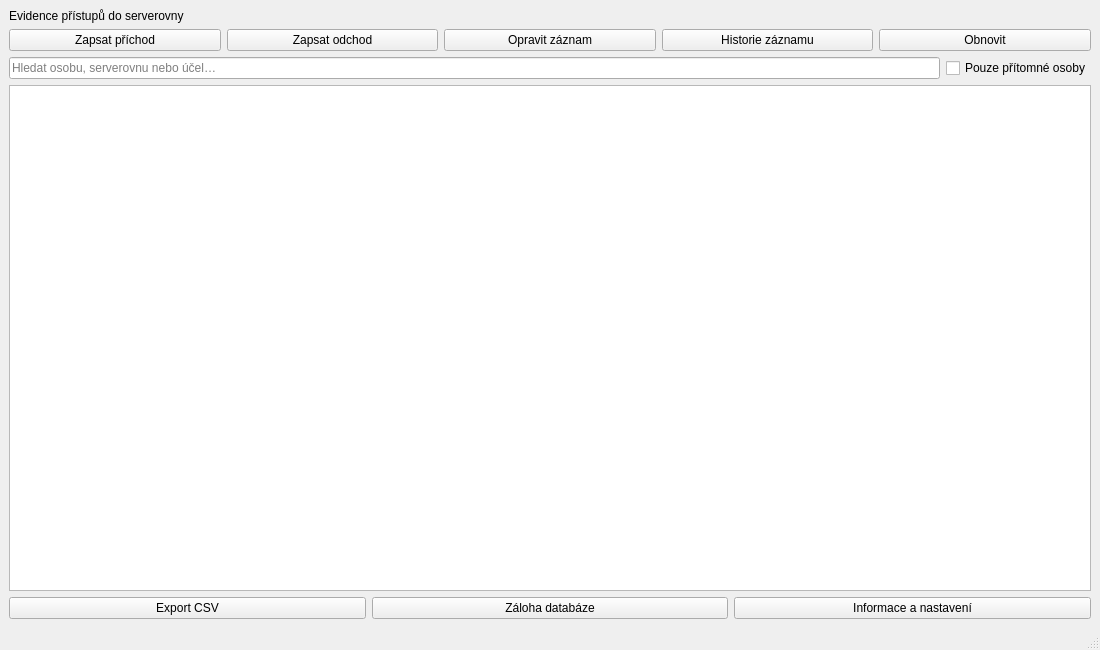
This is src/provozni_denik/ui/forms/main_window.ui in mp00077/Provozni-denik as Qt 5 draws it before an edit. The edited form follows.
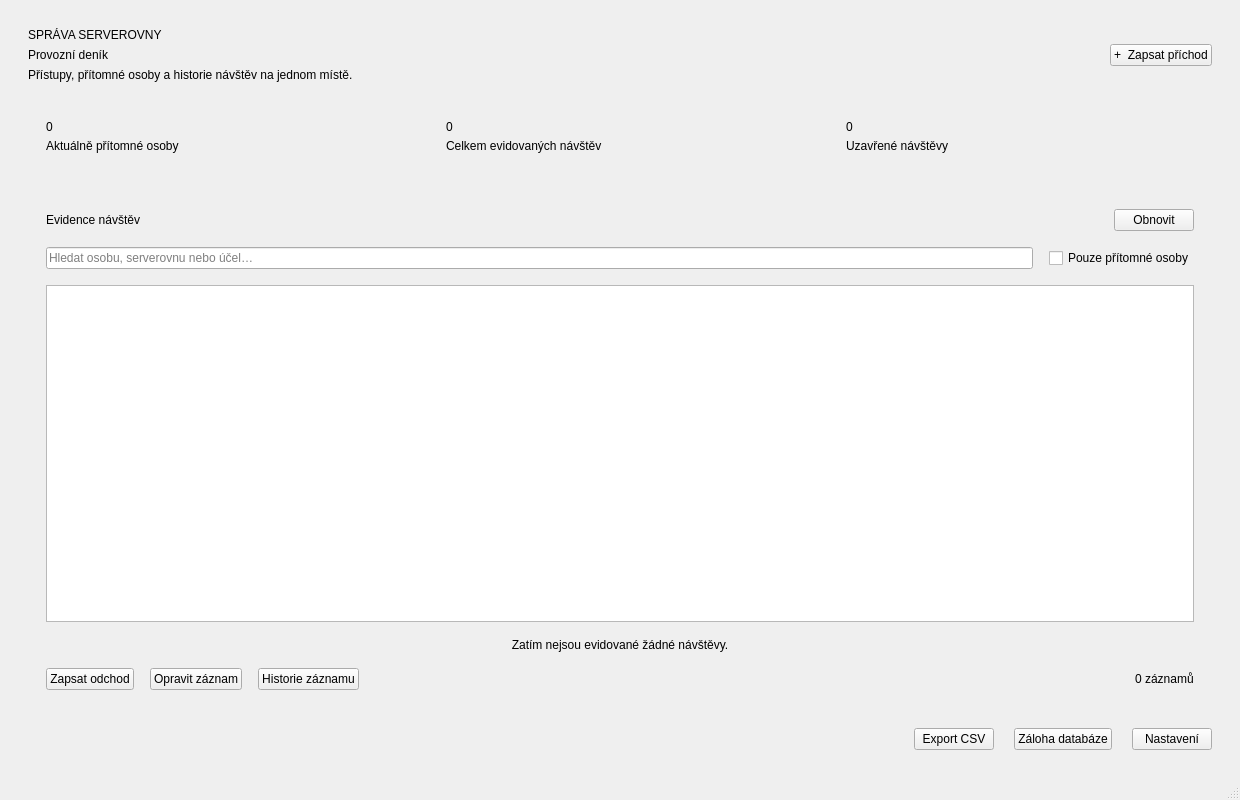
This is the edited form.

Diff of the .ui file:
```diff
--- a/src/provozni_denik/ui/forms/main_window.ui
+++ b/src/provozni_denik/ui/forms/main_window.ui
@@ -2,31 +2,443 @@
 <ui version="4.0">
  <class>MainWindow</class>
  <widget class="QMainWindow" name="MainWindow">
-  <property name="windowTitle"><string>Provozní deník — serverovna</string></property>
-  <property name="geometry"><rect><x>0</x><y>0</y><width>1100</width><height>650</height></rect></property>
+  <property name="windowTitle">
+   <string>Provozní deník — serverovna</string>
+  </property>
+  <property name="geometry">
+   <rect>
+    <x>0</x>
+    <y>0</y>
+    <width>1240</width>
+    <height>800</height>
+   </rect>
+  </property>
   <widget class="QWidget" name="centralwidget">
    <layout class="QVBoxLayout" name="layout">
-    <item><widget class="QLabel" name="heading"><property name="text"><string>Evidence přístupů do serverovny</string></property></widget></item>
-    <item><layout class="QHBoxLayout" name="toolbar">
-     <item><widget class="QPushButton" name="arrivalButton"><property name="text"><string>Zapsat příchod</string></property></widget></item>
-     <item><widget class="QPushButton" name="departureButton"><property name="text"><string>Zapsat odchod</string></property></widget></item>
-     <item><widget class="QPushButton" name="correctButton"><property name="text"><string>Opravit záznam</string></property></widget></item>
-     <item><widget class="QPushButton" name="historyButton"><property name="text"><string>Historie záznamu</string></property></widget></item>
-     <item><widget class="QPushButton" name="refreshButton"><property name="text"><string>Obnovit</string></property></widget></item>
-    </layout></item>
-    <item><layout class="QHBoxLayout" name="filters">
-     <item><widget class="QLineEdit" name="searchEdit"><property name="placeholderText"><string>Hledat osobu, serverovnu nebo účel…</string></property><property name="clearButtonEnabled"><bool>true</bool></property></widget></item>
-     <item><widget class="QCheckBox" name="openOnlyCheck"><property name="text"><string>Pouze přítomné osoby</string></property></widget></item>
-    </layout></item>
-    <item><widget class="QTableView" name="visitsTable"><property name="alternatingRowColors"><bool>true</bool></property><property name="selectionBehavior"><enum>QAbstractItemView::SelectRows</enum></property><property name="selectionMode"><enum>QAbstractItemView::SingleSelection</enum></property><property name="sortingEnabled"><bool>true</bool></property></widget></item>
-    <item><layout class="QHBoxLayout" name="footer">
-     <item><widget class="QPushButton" name="exportButton"><property name="text"><string>Export CSV</string></property></widget></item>
-     <item><widget class="QPushButton" name="backupButton"><property name="text"><string>Záloha databáze</string></property></widget></item>
-     <item><widget class="QPushButton" name="settingsButton"><property name="text"><string>Informace a nastavení</string></property></widget></item>
-    </layout></item>
+    <property name="leftMargin">
+     <number>28</number>
+    </property>
+    <property name="topMargin">
+     <number>28</number>
+    </property>
+    <property name="rightMargin">
+     <number>28</number>
+    </property>
+    <property name="bottomMargin">
+     <number>28</number>
+    </property>
+    <property name="spacing">
+     <number>20</number>
+    </property>
+    <item>
+     <layout class="QHBoxLayout" name="headerLayout">
+      <item>
+       <layout class="QVBoxLayout" name="titleLayout">
+        <property name="spacing">
+         <number>6</number>
+        </property>
+        <item>
+         <widget class="QLabel" name="eyebrow">
+          <property name="text">
+           <string>SPRÁVA SERVEROVNY</string>
+          </property>
+          <property name="role" stdset="0">
+           <string>eyebrow</string>
+          </property>
+         </widget>
+        </item>
+        <item>
+         <widget class="QLabel" name="heading">
+          <property name="text">
+           <string>Provozní deník</string>
+          </property>
+         </widget>
+        </item>
+        <item>
+         <widget class="QLabel" name="subtitle">
+          <property name="text">
+           <string>Přístupy, přítomné osoby a historie návštěv na jednom místě.</string>
+          </property>
+          <property name="role" stdset="0">
+           <string>subtitle</string>
+          </property>
+         </widget>
+        </item>
+       </layout>
+      </item>
+      <item>
+       <spacer name="headerSpacer">
+        <property name="orientation">
+         <enum>Qt::Horizontal</enum>
+        </property>
+        <property name="sizeHint">
+         <size>
+          <width>20</width>
+          <height>20</height>
+         </size>
+        </property>
+       </spacer>
+      </item>
+      <item>
+       <widget class="QPushButton" name="arrivalButton">
+        <property name="role" stdset="0">
+         <string>primary</string>
+        </property>
+        <property name="text">
+         <string>+  Zapsat příchod</string>
+        </property>
+       </widget>
+      </item>
+     </layout>
+    </item>
+    <item>
+     <layout class="QHBoxLayout" name="metricsLayout">
+      <property name="spacing">
+       <number>16</number>
+      </property>
+      <item>
+       <widget class="QFrame" name="presentCard">
+        <property name="role" stdset="0">
+         <string>card</string>
+        </property>
+        <layout class="QVBoxLayout" name="presentLayout">
+         <property name="leftMargin">
+          <number>18</number>
+         </property>
+         <property name="topMargin">
+          <number>18</number>
+         </property>
+         <property name="rightMargin">
+          <number>18</number>
+         </property>
+         <property name="bottomMargin">
+          <number>18</number>
+         </property>
+         <property name="spacing">
+          <number>5</number>
+         </property>
+         <item>
+          <widget class="QLabel" name="presentValue">
+           <property name="text">
+            <string>0</string>
+           </property>
+           <property name="role" stdset="0">
+            <string>metric</string>
+           </property>
+          </widget>
+         </item>
+         <item>
+          <widget class="QLabel" name="presentCaption">
+           <property name="text">
+            <string>Aktuálně přítomné osoby</string>
+           </property>
+           <property name="role" stdset="0">
+            <string>metricLabel</string>
+           </property>
+          </widget>
+         </item>
+        </layout>
+       </widget>
+      </item>
+      <item>
+       <widget class="QFrame" name="totalCard">
+        <property name="role" stdset="0">
+         <string>card</string>
+        </property>
+        <layout class="QVBoxLayout" name="totalLayout">
+         <property name="leftMargin">
+          <number>18</number>
+         </property>
+         <property name="topMargin">
+          <number>18</number>
+         </property>
+         <property name="rightMargin">
+          <number>18</number>
+         </property>
+         <property name="bottomMargin">
+          <number>18</number>
+         </property>
+         <property name="spacing">
+          <number>5</number>
+         </property>
+         <item>
+          <widget class="QLabel" name="totalValue">
+           <property name="text">
+            <string>0</string>
+           </property>
+           <property name="role" stdset="0">
+            <string>metric</string>
+           </property>
+          </widget>
+         </item>
+         <item>
+          <widget class="QLabel" name="totalCaption">
+           <property name="text">
+            <string>Celkem evidovaných návštěv</string>
+           </property>
+           <property name="role" stdset="0">
+            <string>metricLabel</string>
+           </property>
+          </widget>
+         </item>
+        </layout>
+       </widget>
+      </item>
+      <item>
+       <widget class="QFrame" name="closedCard">
+        <property name="role" stdset="0">
+         <string>card</string>
+        </property>
+        <layout class="QVBoxLayout" name="closedLayout">
+         <property name="leftMargin">
+          <number>18</number>
+         </property>
+         <property name="topMargin">
+          <number>18</number>
+         </property>
+         <property name="rightMargin">
+          <number>18</number>
+         </property>
+         <property name="bottomMargin">
+          <number>18</number>
+         </property>
+         <property name="spacing">
+          <number>5</number>
+         </property>
+         <item>
+          <widget class="QLabel" name="closedValue">
+           <property name="text">
+            <string>0</string>
+           </property>
+           <property name="role" stdset="0">
+            <string>metric</string>
+           </property>
+          </widget>
+         </item>
+         <item>
+          <widget class="QLabel" name="closedCaption">
+           <property name="text">
+            <string>Uzavřené návštěvy</string>
+           </property>
+           <property name="role" stdset="0">
+            <string>metricLabel</string>
+           </property>
+          </widget>
+         </item>
+        </layout>
+       </widget>
+      </item>
+     </layout>
+    </item>
+    <item>
+     <widget class="QFrame" name="recordsCard">
+      <property name="role" stdset="0">
+       <string>card</string>
+      </property>
+      <layout class="QVBoxLayout" name="recordsLayout">
+       <property name="leftMargin">
+        <number>18</number>
+       </property>
+       <property name="topMargin">
+        <number>18</number>
+       </property>
+       <property name="rightMargin">
+        <number>18</number>
+       </property>
+       <property name="bottomMargin">
+        <number>18</number>
+       </property>
+       <property name="spacing">
+        <number>16</number>
+       </property>
+       <item>
+        <layout class="QHBoxLayout" name="recordsHeader">
+         <item>
+          <widget class="QLabel" name="recordsTitle">
+           <property name="text">
+            <string>Evidence návštěv</string>
+           </property>
+           <property name="role" stdset="0">
+            <string>section</string>
+           </property>
+          </widget>
+         </item>
+         <item>
+          <spacer name="recordsSpacer">
+           <property name="orientation">
+            <enum>Qt::Horizontal</enum>
+           </property>
+           <property name="sizeHint">
+            <size>
+             <width>20</width>
+             <height>20</height>
+            </size>
+           </property>
+          </spacer>
+         </item>
+         <item>
+          <widget class="QPushButton" name="refreshButton">
+           <property name="text">
+            <string>Obnovit</string>
+           </property>
+          </widget>
+         </item>
+        </layout>
+       </item>
+       <item>
+        <layout class="QHBoxLayout" name="filters">
+         <item>
+          <widget class="QLineEdit" name="searchEdit">
+           <property name="placeholderText">
+            <string>Hledat osobu, serverovnu nebo účel…</string>
+           </property>
+           <property name="clearButtonEnabled">
+            <bool>true</bool>
+           </property>
+          </widget>
+         </item>
+         <item>
+          <widget class="QCheckBox" name="openOnlyCheck">
+           <property name="text">
+            <string>Pouze přítomné osoby</string>
+           </property>
+          </widget>
+         </item>
+        </layout>
+       </item>
+       <item>
+        <widget class="QTableView" name="visitsTable">
+         <property name="alternatingRowColors">
+          <bool>true</bool>
+         </property>
+         <property name="selectionBehavior">
+          <enum>QAbstractItemView::SelectRows</enum>
+         </property>
+         <property name="selectionMode">
+          <enum>QAbstractItemView::SingleSelection</enum>
+         </property>
+         <property name="sortingEnabled">
+          <bool>true</bool>
+         </property>
+         <property name="showGrid">
+          <bool>false</bool>
+         </property>
+        </widget>
+       </item>
+       <item>
+        <widget class="QLabel" name="emptyLabel">
+         <property name="text">
+          <string>Zatím nejsou evidované žádné návštěvy.</string>
+         </property>
+         <property name="role" stdset="0">
+          <string>subtitle</string>
+         </property>
+         <property name="wordWrap">
+          <bool>true</bool>
+         </property>
+         <property name="alignment">
+          <set>Qt::AlignCenter</set>
+         </property>
+        </widget>
+       </item>
+       <item>
+        <layout class="QHBoxLayout" name="toolbar">
+         <item>
+          <widget class="QPushButton" name="departureButton">
+           <property name="text">
+            <string>Zapsat odchod</string>
+           </property>
+          </widget>
+         </item>
+         <item>
+          <widget class="QPushButton" name="correctButton">
+           <property name="text">
+            <string>Opravit záznam</string>
+           </property>
+          </widget>
+         </item>
+         <item>
+          <widget class="QPushButton" name="historyButton">
+           <property name="text">
+            <string>Historie záznamu</string>
+           </property>
+          </widget>
+         </item>
+         <item>
+          <spacer name="selectionSpacer">
+           <property name="orientation">
+            <enum>Qt::Horizontal</enum>
+           </property>
+           <property name="sizeHint">
+            <size>
+             <width>20</width>
+             <height>20</height>
+            </size>
+           </property>
+          </spacer>
+         </item>
+         <item>
+          <widget class="QLabel" name="resultLabel">
+           <property name="text">
+            <string>0 záznamů</string>
+           </property>
+           <property name="role" stdset="0">
+            <string>subtitle</string>
+           </property>
+          </widget>
+         </item>
+        </layout>
+       </item>
+      </layout>
+     </widget>
+    </item>
+    <item>
+     <layout class="QHBoxLayout" name="footer">
+      <item>
+       <spacer name="footerSpacer">
+        <property name="orientation">
+         <enum>Qt::Horizontal</enum>
+        </property>
+        <property name="sizeHint">
+         <size>
+          <width>20</width>
+          <height>20</height>
+         </size>
+        </property>
+       </spacer>
+      </item>
+      <item>
+       <widget class="QPushButton" name="exportButton">
+        <property name="text">
+         <string>Export CSV</string>
+        </property>
+       </widget>
+      </item>
+      <item>
+       <widget class="QPushButton" name="backupButton">
+        <property name="text">
+         <string>Záloha databáze</string>
+        </property>
+       </widget>
+      </item>
+      <item>
+       <widget class="QPushButton" name="settingsButton">
+        <property name="text">
+         <string>Nastavení</string>
+        </property>
+       </widget>
+      </item>
+     </layout>
+    </item>
    </layout>
   </widget>
-  <widget class="QStatusBar" name="statusbar"/>
+  <widget class="QStatusBar" name="statusbar" />
+  <property name="minimumSize">
+   <size>
+    <width>980</width>
+    <height>680</height>
+   </size>
+  </property>
  </widget>
  <resources/>
  <connections/>
```
Left out of the diff: 6 changed lines with no effect on the pictures.
